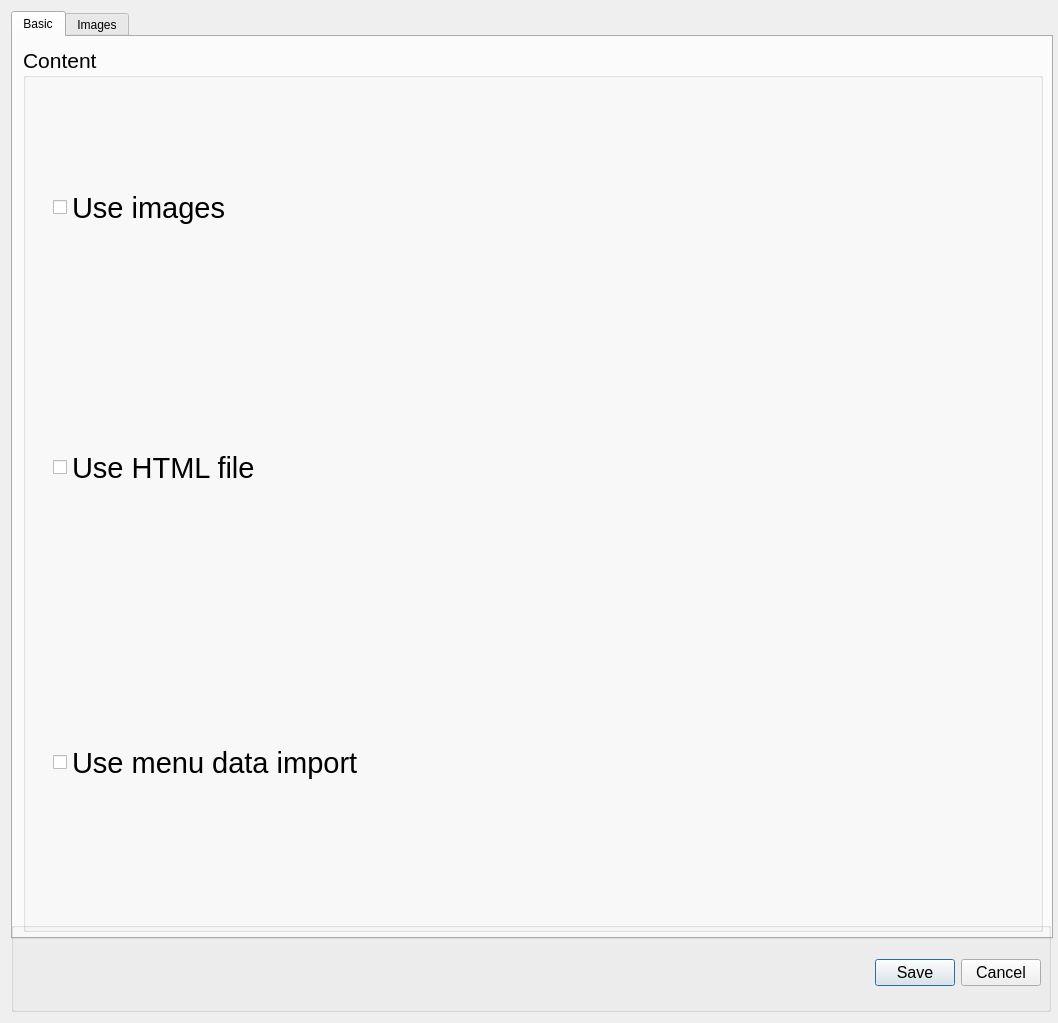
First picture: the form in configdialog.ui, repository justinmichaelvieira/ezdmb, before the edit.
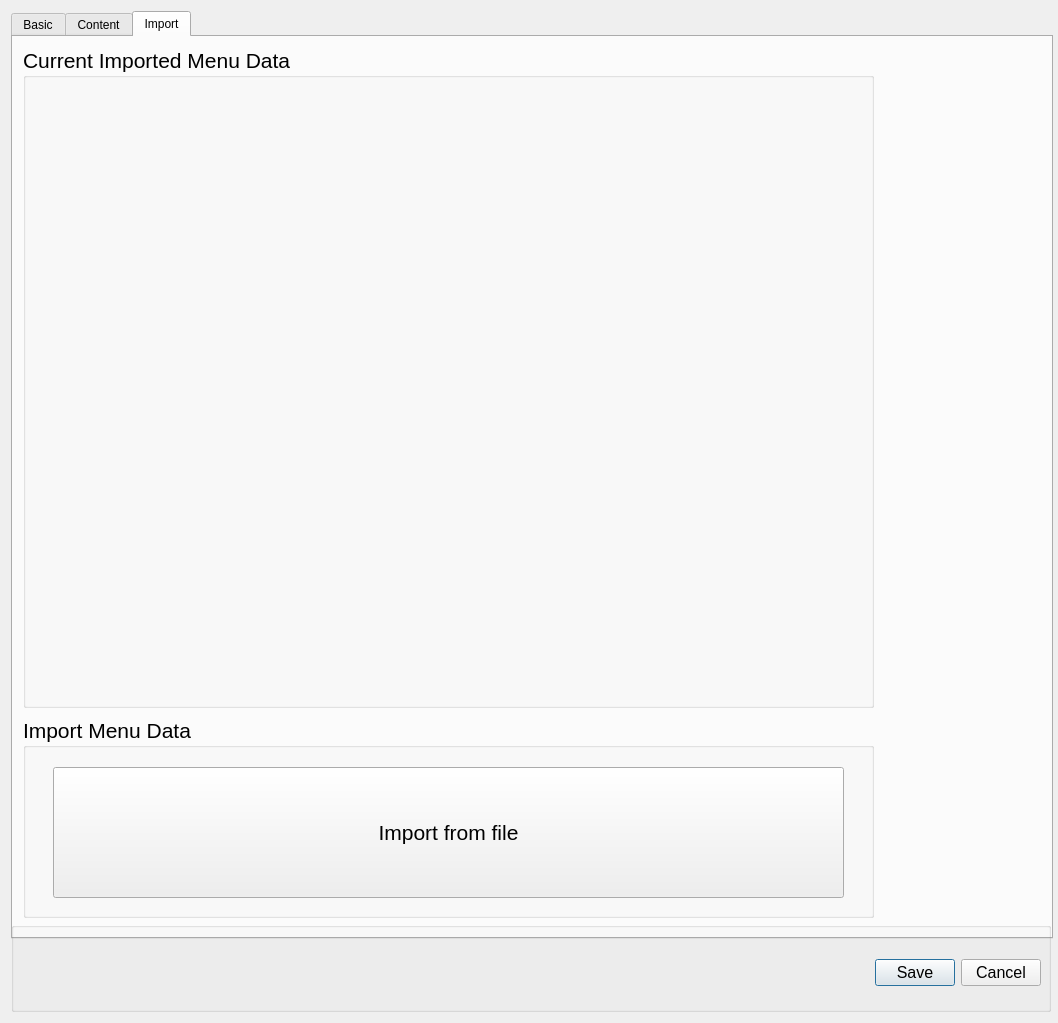
Second picture: the form after the edit.

Commit message: Import function and display

What changed in the file:
```diff
--- a/configdialog.ui
+++ b/configdialog.ui
@@ -38,7 +38,7 @@
       </size>
      </property>
      <property name="currentIndex">
-      <number>0</number>
+      <number>2</number>
      </property>
      <widget class="QWidget" name="tab_basic">
       <attribute name="title">
@@ -96,7 +96,7 @@
          </font>
         </property>
         <property name="text">
-         <string>Use HTML file</string>
+         <string>Use HTML files</string>
         </property>
        </widget>
        <widget class="QCheckBox" name="use_images_check">
@@ -163,7 +163,7 @@
      </widget>
      <widget class="QWidget" name="tab_images">
       <attribute name="title">
-       <string>Images</string>
+       <string>Content</string>
       </attribute>
       <widget class="QGroupBox" name="groupBox_2">
        <property name="geometry">
@@ -387,7 +387,74 @@
          </font>
         </property>
         <property name="text">
-         <string>Add Image</string>
+         <string>Add Content</string>
+        </property>
+       </widget>
+      </widget>
+     </widget>
+     <widget class="QWidget" name="tab_import">
+      <attribute name="title">
+       <string>Import</string>
+      </attribute>
+      <widget class="QGroupBox" name="groupBox_5">
+       <property name="geometry">
+        <rect>
+         <x>10</x>
+         <y>10</y>
+         <width>851</width>
+         <height>661</height>
+        </rect>
+       </property>
+       <property name="font">
+        <font>
+         <pointsize>16</pointsize>
+        </font>
+       </property>
+       <property name="title">
+        <string>Current Imported Menu Data</string>
+       </property>
+       <widget class="QLabel" name="menuLbl">
+        <property name="geometry">
+         <rect>
+          <x>20</x>
+          <y>40</y>
+          <width>811</width>
+          <height>601</height>
+         </rect>
+        </property>
+        <property name="text">
+         <string/>
+        </property>
+       </widget>
+      </widget>
+      <widget class="QGroupBox" name="groupBox_6">
+       <property name="geometry">
+        <rect>
+         <x>10</x>
+         <y>680</y>
+         <width>851</width>
+         <height>201</height>
+        </rect>
+       </property>
+       <property name="font">
+        <font>
+         <pointsize>16</pointsize>
+        </font>
+       </property>
+       <property name="title">
+        <string>Import Menu Data</string>
+       </property>
+       <widget class="QPushButton" name="importButton">
+        <property name="geometry">
+         <rect>
+          <x>30</x>
+          <y>50</y>
+          <width>791</width>
+          <height>131</height>
+         </rect>
+        </property>
+        <property name="text">
+         <string>Import from file</string>
         </property>
        </widget>
       </widget>
```
Left out of the diff: 16 changed lines with no effect on the pictures. The commit also changes 7 other files.
